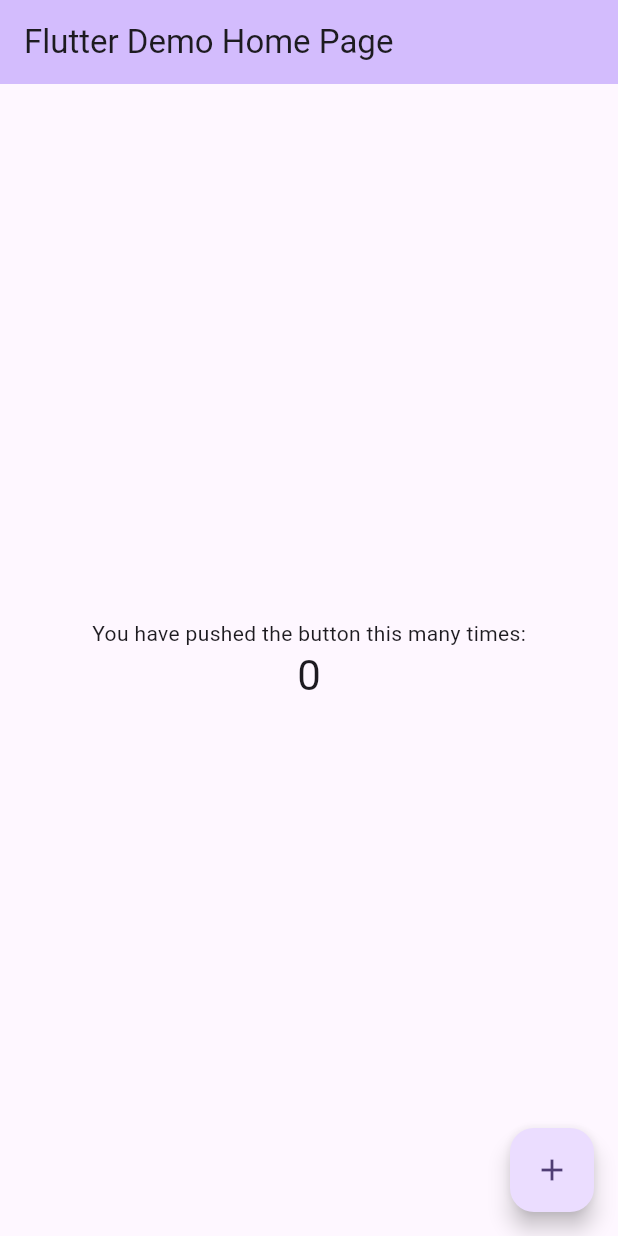
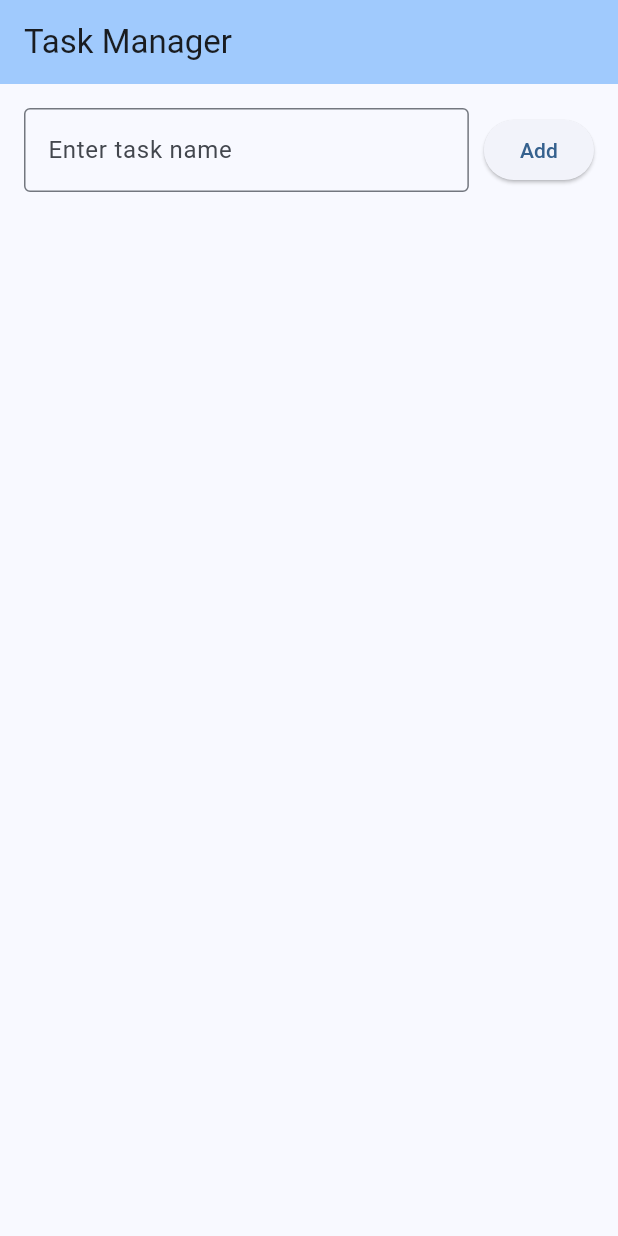
Before and after one commit to sarvats/crudapp, a Flutter app: the screen it shows after launch, on a phone screen of 412 x 824 dp. Run offline on Flutter 3.47's test engine with Material 3 defaults, Android fonts, the light colour scheme and no system bars.

Commit message:
Task Main UI

```diff
--- a/lib/main.dart
+++ b/lib/main.dart
@@ -7,119 +7,119 @@
 class MyApp extends StatelessWidget {
   const MyApp({super.key});
 
-  // This widget is the root of your application.
   @override
   Widget build(BuildContext context) {
     return MaterialApp(
-      title: 'Flutter Demo',
+      title: 'Task Manager',
       theme: ThemeData(
-        // This is the theme of your application.
-        //
-        // TRY THIS: Try running your application with "flutter run". You'll see
-        // the application has a purple toolbar. Then, without quitting the app,
-        // try changing the seedColor in the colorScheme below to Colors.green
-        // and then invoke "hot reload" (save your changes or press the "hot
-        // reload" button in a Flutter-supported IDE, or press "r" if you used
-        // the command line to start the app).
-        //
-        // Notice that the counter didn't reset back to zero; the application
-        // state is not lost during the reload. To reset the state, use hot
-        // restart instead.
-        //
-        // This works for code too, not just values: Most code changes can be
-        // tested with just a hot reload.
-        colorScheme: ColorScheme.fromSeed(seedColor: Colors.deepPurple),
+        colorScheme: ColorScheme.fromSeed(seedColor: Colors.blue),
         useMaterial3: true,
       ),
-      home: const MyHomePage(title: 'Flutter Demo Home Page'),
+      home: const TaskManager(),
     );
   }
 }
 
-class MyHomePage extends StatefulWidget {
-  const MyHomePage({super.key, required this.title});
-
-  // This widget is the home page of your application. It is stateful, meaning
-  // that it has a State object (defined below) that contains fields that affect
-  // how it looks.
-
-  // This class is the configuration for the state. It holds the values (in this
-  // case the title) provided by the parent (in this case the App widget) and
-  // used by the build method of the State. Fields in a Widget subclass are
-  // always marked "final".
-
-  final String title;
+class TaskManager extends StatefulWidget {
+  const TaskManager({super.key});
 
   @override
-  State<MyHomePage> createState() => _MyHomePageState();
+  State<TaskManager> createState() => _TaskManagerState();
 }
 
-class _MyHomePageState extends State<MyHomePage> {
-  int _counter = 0;
+class _TaskManagerState extends State<TaskManager> {
+  final List<Task> _tasks = [];
+  final TextEditingController _taskController = TextEditingController();
 
-  void _incrementCounter() {
+  void _addTask() {
+    String taskName = _taskController.text;
+    if (taskName.isNotEmpty) {
+      setState(() {
+        _tasks.add(Task(name: taskName));
+      });
+      _taskController.clear();
+    }
+  }
+
+  void _deleteTask(int index) {
     setState(() {
-      // This call to setState tells the Flutter framework that something has
-      // changed in this State, which causes it to rerun the build method below
-      // so that the display can reflect the updated values. If we changed
-      // _counter without calling setState(), then the build method would not be
-      // called again, and so nothing would appear to happen.
-      _counter++;
+      _tasks.removeAt(index);
+    });
+  }
+
+  void _toggleTaskCompletion(int index) {
+    setState(() {
+      _tasks[index].isCompleted = !_tasks[index].isCompleted;
     });
   }
 
   @override
   Widget build(BuildContext context) {
-    // This method is rerun every time setState is called, for instance as done
-    // by the _incrementCounter method above.
-    //
-    // The Flutter framework has been optimized to make rerunning build methods
-    // fast, so that you can just rebuild anything that needs updating rather
-    // than having to individually change instances of widgets.
     return Scaffold(
       appBar: AppBar(
-        // TRY THIS: Try changing the color here to a specific color (to
-        // Colors.amber, perhaps?) and trigger a hot reload to see the AppBar
-        // change color while the other colors stay the same.
+        title: const Text('Task Manager'),
         backgroundColor: Theme.of(context).colorScheme.inversePrimary,
-        // Here we take the value from the MyHomePage object that was created by
-        // the App.build method, and use it to set our appbar title.
-        title: Text(widget.title),
       ),
-      body: Center(
-        // Center is a layout widget. It takes a single child and positions it
-        // in the middle of the parent.
+      body: Padding(
+        padding: const EdgeInsets.all(16.0),
         child: Column(
-          // Column is also a layout widget. It takes a list of children and
-          // arranges them vertically. By default, it sizes itself to fit its
-          // children horizontally, and tries to be as tall as its parent.
-          //
-          // Column has various properties to control how it sizes itself and
-          // how it positions its children. Here we use mainAxisAlignment to
-          // center the children vertically; the main axis here is the vertical
-          // axis because Columns are vertical (the cross axis would be
-          // horizontal).
-          //
-          // TRY THIS: Invoke "debug painting" (choose the "Toggle Debug Paint"
-          // action in the IDE, or press "p" in the console), to see the
-          // wireframe for each widget.
-          mainAxisAlignment: MainAxisAlignment.center,
-          children: <Widget>[
-            const Text(
-              'You have pushed the button this many times:',
+          children: [
+            // Task input field and "Add" button
+            Row(
+              children: [
+                Expanded(
+                  child: TextField(
+                    controller: _taskController,
+                    decoration: const InputDecoration(
+                      labelText: 'Enter task name',
+                      border: OutlineInputBorder(),
+                    ),
+                  ),
+                ),
+                const SizedBox(width: 10),
+                ElevatedButton(
+                  onPressed: _addTask,
+                  child: const Text('Add'),
+                ),
+              ],
             ),
-            Text(
-              '$_counter',
-              style: Theme.of(context).textTheme.headlineMedium,
+            const SizedBox(height: 20),
+            // Task list
+            Expanded(
+              child: ListView.builder(
+                itemCount: _tasks.length,
+                itemBuilder: (context, index) {
+                  return ListTile(
+                    leading: Checkbox(
+                      value: _tasks[index].isCompleted,
+                      onChanged: (_) => _toggleTaskCompletion(index),
+                    ),
+                    title: Text(
+                      _tasks[index].name,
+                      style: TextStyle(
+                        decoration: _tasks[index].isCompleted
+                            ? TextDecoration.lineThrough
+                            : TextDecoration.none,
+                      ),
+                    ),
+                    trailing: IconButton(
+                      icon: const Icon(Icons.delete),
+                      onPressed: () => _deleteTask(index),
+                    ),
+                  );
+                },
+              ),
             ),
           ],
         ),
       ),
-      floatingActionButton: FloatingActionButton(
-        onPressed: _incrementCounter,
-        tooltip: 'Increment',
-        child: const Icon(Icons.add),
-      ), // This trailing comma makes auto-formatting nicer for build methods.
     );
   }
 }
+
+class Task {
+  String name;
+  bool isCompleted;
+
+  Task({required this.name, this.isCompleted = false});
+}
```
